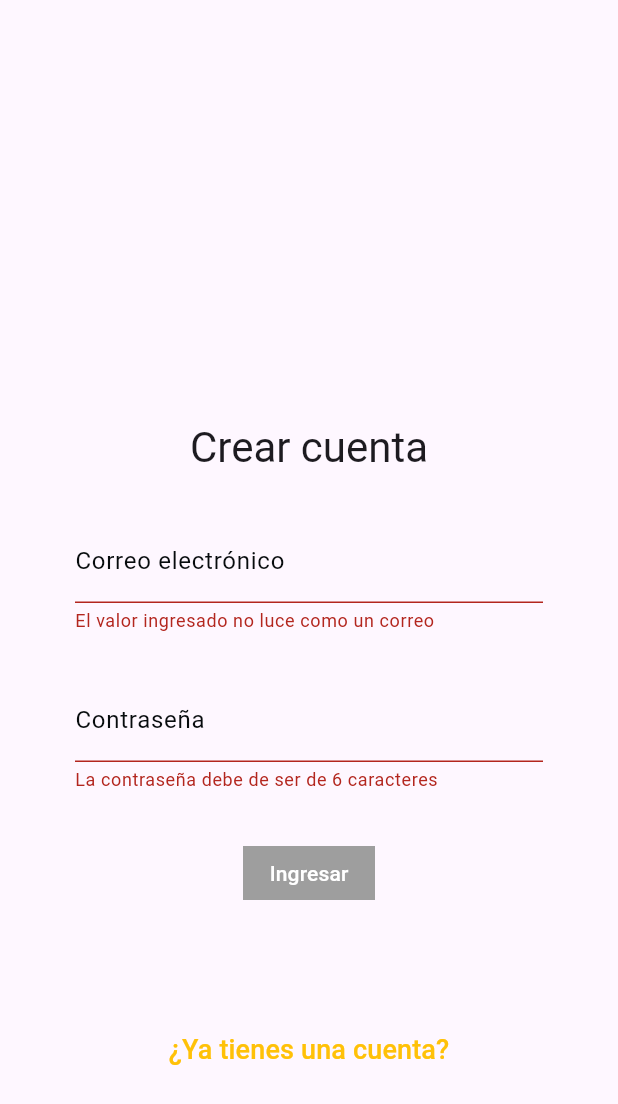
After one commit to AngellEstebane/present_now, a Flutter app: the SignUpScreen screen opened directly, after a tap on "Ingresar", on a phone screen of 412 x 824 dp. The commit adds this screen. Shown: the top 1104 px of the screen. Run offline on Flutter 3.47's test engine with Material 3 defaults, Android fonts, the phone set to English and light mode, and no system bars; our stand-ins replace flutter_secure_storage, geolocator, shared_preferences; accounts and stored records are empty.

Commit message:
login paso 1

```diff
--- /dev/null
+++ b/lib/Pages/pages.dart
@@ -0,0 +1,4 @@
+export 'package:present_now/Pages/check_auth_screen.dart';
+export 'package:present_now/Pages/home_screen.dart';
+export 'package:present_now/Pages/login_screen.dart';
+export 'package:present_now/Pages/register_screen.dart';
--- /dev/null
+++ b/lib/Pages/register_screen.dart
@@ -0,0 +1,136 @@
+import 'package:flutter/material.dart';
+import 'package:provider/provider.dart';
+
+import '../providers/login_form_provider.dart';
+import '../services/services.dart';
+import '../ui/input_decorations.dart';
+import '../widgets/widgets.dart';
+
+class SignUpScreen extends StatelessWidget {
+  @override
+  Widget build(BuildContext context) {
+    return Scaffold(
+        body: Container(
+            child: SingleChildScrollView(
+
+      child: Column(
+
+        children: [
+          SizedBox(height: 250),
+          CardContainer(
+              child: Column(
+            children: [
+              SizedBox(height: 10),
+
+              Text('Crear cuenta',
+                  style: Theme.of(context).textTheme.headlineMedium),
+              SizedBox(height: 30),
+              ChangeNotifierProvider(
+                  create: (_) => LoginFormProvider(), child: _LoginForm())
+            ],
+          )),
+          SizedBox(height: 50),
+          TextButton(
+              onPressed: () => Navigator.pushReplacementNamed(context, 'login'),
+              style: ButtonStyle(
+                  overlayColor: MaterialStateProperty.all(
+                      Colors.redAccent.withOpacity(0.1)),
+                  shape: MaterialStateProperty.all(StadiumBorder())),
+              child: Text(
+                '¿Ya tienes una cuenta?',
+                style: TextStyle(fontSize: 18, color: Colors.amber),
+              )),
+          SizedBox(height: 50),
+        ],
+      ),
+    )));
+  }
+}
+
+class _LoginForm extends StatelessWidget {
+  @override
+  Widget build(BuildContext context) {
+    final loginForm = Provider.of<LoginFormProvider>(context);
+
+    return Container(
+      child: Form(
+        key: loginForm.formKey,
+        autovalidateMode: AutovalidateMode.onUserInteraction,
+        child: Column(
+          children: [
+            TextFormField(
+              autocorrect: false,
+              keyboardType: TextInputType.emailAddress,
+              decoration: InputDecorations.authInputDecoration(
+                  hintText: 'john.doe@gmail.com',
+                  labelText: 'Correo electrónico',
+                  prefixIcon: Icons.alternate_email_rounded),
+              onChanged: (value) => loginForm.email = value,
+              validator: (value) {
+                String pattern =
+                    r'^(([^<>()[\]\\.,;:\s@\"]+(\.[^<>()[\]\\.,;:\s@\"]+)*)|(\".+\"))@((\[[0-9]{1,3}\.[0-9]{1,3}\.[0-9]{1,3}\.[0-9]{1,3}\])|(([a-zA-Z\-0-9]+\.)+[a-zA-Z]{2,}))$';
+                RegExp regExp = new RegExp(pattern);
+
+                return regExp.hasMatch(value ?? '')
+                    ? null
+                    : 'El valor ingresado no luce como un correo';
+              },
+            ),
+            SizedBox(height: 30),
+            TextFormField(
+              autocorrect: false,
+              obscureText: true,
+              keyboardType: TextInputType.emailAddress,
+              decoration: InputDecorations.authInputDecoration(
+                  hintText: '*****',
+                  labelText: 'Contraseña',
+                  prefixIcon: Icons.lock_outline),
+              onChanged: (value) => loginForm.password = value,
+              validator: (value) {
+                return (value != null && value.length >= 6)
+                    ? null
+                    : 'La contraseña debe de ser de 6 caracteres';
+              },
+            ),
+            SizedBox(height: 30),
+            MaterialButton(
+                shape: RoundedRectangleBorder(
+                    borderRadius: BorderRadius.zero),
+                disabledColor: const Color.fromARGB(255, 12, 86, 147),
+                elevation: 0,
+                color: Colors.grey,
+                child: Container(
+                    padding: EdgeInsets.symmetric(),
+                    child: Text(
+                      loginForm.isLoading ? 'Espere' : 'Ingresar',
+                      style: TextStyle(color: Colors.white),
+                    )),
+                onPressed: loginForm.isLoading
+                    ? null
+                    : () async {
+                        FocusScope.of(context).unfocus();
+                        final authService =
+                            Provider.of<AuthService>(context, listen: false);
+
+                        if (!loginForm.isValidForm()) return;
+
+                        loginForm.isLoading = true;
+
+                        // TODO: validar si el login es correcto
+                        final String? errorMessage = await authService
+                            .createUser(loginForm.email, loginForm.password);
+
+                        if (errorMessage == null) {
+                          Navigator.pushReplacementNamed(context, 'home');
+                        } else {
+                          // TODO: mostrar error en pantalla
+                          print(errorMessage);
+                          loginForm.isLoading = false;
+                        }
+                      })
+          ],
+        ),
+      ),
+    );
+  }
+}
--- /dev/null
+++ b/lib/providers/login_form_provider.dart
@@ -0,0 +1,25 @@
+import 'package:flutter/material.dart';
+
+//widgets dependen de ella para cualquier cambio
+class LoginFormProvider extends ChangeNotifier {
+  GlobalKey<FormState> formKey = new GlobalKey<FormState>();
+
+  String email = '';
+  String password = '';
+
+  bool _isLoading = false;
+  bool get isLoading => _isLoading;
+
+  set isLoading(bool value) {
+    _isLoading = value;
+    notifyListeners();
+  }
+
+  bool isValidForm() {
+    print(formKey.currentState?.validate());
+
+    print('$email - $password');
+
+    return formKey.currentState?.validate() ?? false;
+  }
+}
--- /dev/null
+++ b/lib/services/notifications_services.dart
@@ -0,0 +1,20 @@
+import 'package:flutter/material.dart';
+
+class NotificationsService {
+  //globalkey da acceso al estado interno de un widget
+  static GlobalKey<ScaffoldMessengerState> messengerKey =
+      new GlobalKey<ScaffoldMessengerState>();
+//showSnackbar toma un mensaje como parámetro
+  static showSnackbar(String message) {
+    final snackBar = new SnackBar(
+      content: Text(
+        message,
+        style: TextStyle(
+          color: Colors.white,
+          fontSize: 20,
+        ),
+      ),
+    );
+    messengerKey.currentState!.showSnackBar(snackBar);
+  }
+}
--- /dev/null
+++ b/lib/services/services.dart
@@ -0,0 +1,2 @@
+export 'package:present_now/services/notifications_services.dart';
+export 'package:present_now/services/auth_services.dart';
--- /dev/null
+++ b/lib/ui/input_decorations.dart
@@ -0,0 +1,24 @@
+import 'package:flutter/material.dart';
+
+class InputDecorations {
+  static InputDecoration authInputDecoration({
+    required String hintText,
+    required String labelText,
+    IconData? prefixIcon,
+  }) {
+    return InputDecoration(
+      enabledBorder: const UnderlineInputBorder(
+        borderSide: BorderSide(
+          color: Color.fromARGB(255, 15, 2, 2),
+        ),
+      ),
+
+
+      hintText: hintText,
+      labelText: labelText,
+      labelStyle: const TextStyle(
+        color: Color.fromARGB(255, 7, 11, 13),
+      ),
+    );
+  }
+}
--- /dev/null
+++ b/lib/ui/ui.dart
@@ -0,0 +1 @@
+export 'package:present_now/ui/input_decorations.dart';
--- /dev/null
+++ b/lib/widgets/card_container.dart
@@ -0,0 +1,19 @@
+import 'package:flutter/material.dart';
+
+class CardContainer extends StatelessWidget {
+  final Widget child;
+
+  const CardContainer({Key? key, required this.child}) : super(key: key);
+
+  @override
+  Widget build(BuildContext context) {
+    return Padding(
+      padding: const EdgeInsets.symmetric(horizontal: 30),
+      child: Container(
+        width: double.infinity,
+        padding: EdgeInsets.all(20),
+        child: this.child,
+      ),
+    );
+  }
+}
--- /dev/null
+++ b/lib/widgets/widgets.dart
@@ -0,0 +1,2 @@
+export 'package:present_now/widgets/card_container.dart';
+export 'package:present_now/widgets/auth_background.dart';
```
Also changed, not shown: lib/Pages/check_auth_screen.dart (added, +47 -0 lines), lib/Pages/home_screen.dart (added, +25 -0 lines), lib/Pages/login_screen.dart (added, +141 -0 lines), lib/services/auth_services.dart (added, +89 -0 lines), lib/widgets/auth_background.dart (added, +77 -0 lines), pubspec.yaml (+7 -3 lines), lib/main.dart (line endings or trailing spaces), pubspec.lock, 5 other files.
